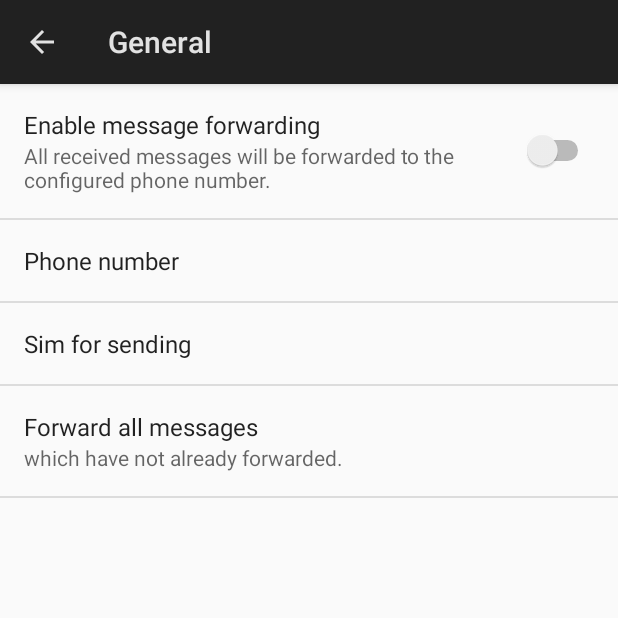
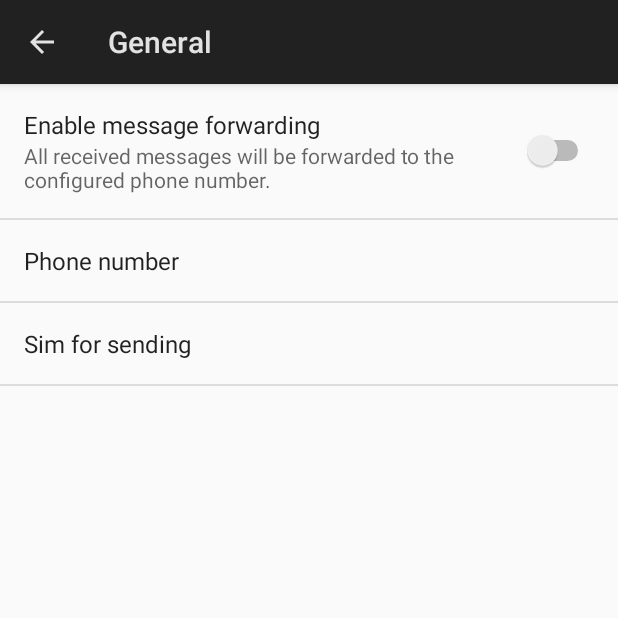
Before and after one commit to pablotp/sms_forwarder, an Android app: the SettingsActivity screen opened directly, with no data from a screen before it, after a tap on "General", on a phone screen of 412 x 824 dp, the top half of it. Run offline under Robolectric (Android 15) with nearby library versions, the light colour scheme and no system bars.

Commit message:
Remove unused forward all button

```diff
--- a/app/src/main/res/values/strings.xml
+++ b/app/src/main/res/values/strings.xml
@@ -20,9 +20,6 @@
     <string name="pref_key_phone_number">pref_key_phone_number</string>
     <string name="pref_key_sim_list">pref_key_sim_list</string>
     <string name="pref_title_sim_list">Sim for sending</string>
-    <string name="pref_title_forward_all_button">Forward all messages</string>
-    <string name="pref_description_forward_all_button">which have not already forwarded.</string>
-    <string name="pref_key_forward_all">pref_key_forward_all</string>
 
     <string name="pref_header_about">About</string>
     <string name="pref_title_app_version">App Version</string>
--- a/app/src/main/res/xml/pref_general.xml
+++ b/app/src/main/res/xml/pref_general.xml
@@ -16,8 +16,4 @@
     <ListPreference
         android:key="@string/pref_key_sim_list"
         android:title="@string/pref_title_sim_list" />
-
-    <Preference android:title="@string/pref_title_forward_all_button"
-        android:key="@string/pref_key_forward_all"
-        android:summary="@string/pref_description_forward_all_button" />
 </PreferenceScreen>
```
Also changed, not shown: app/src/main/java/com/pablotorregrosapaez/smsforwarder/SettingsActivity.java (+0 -34 lines).
